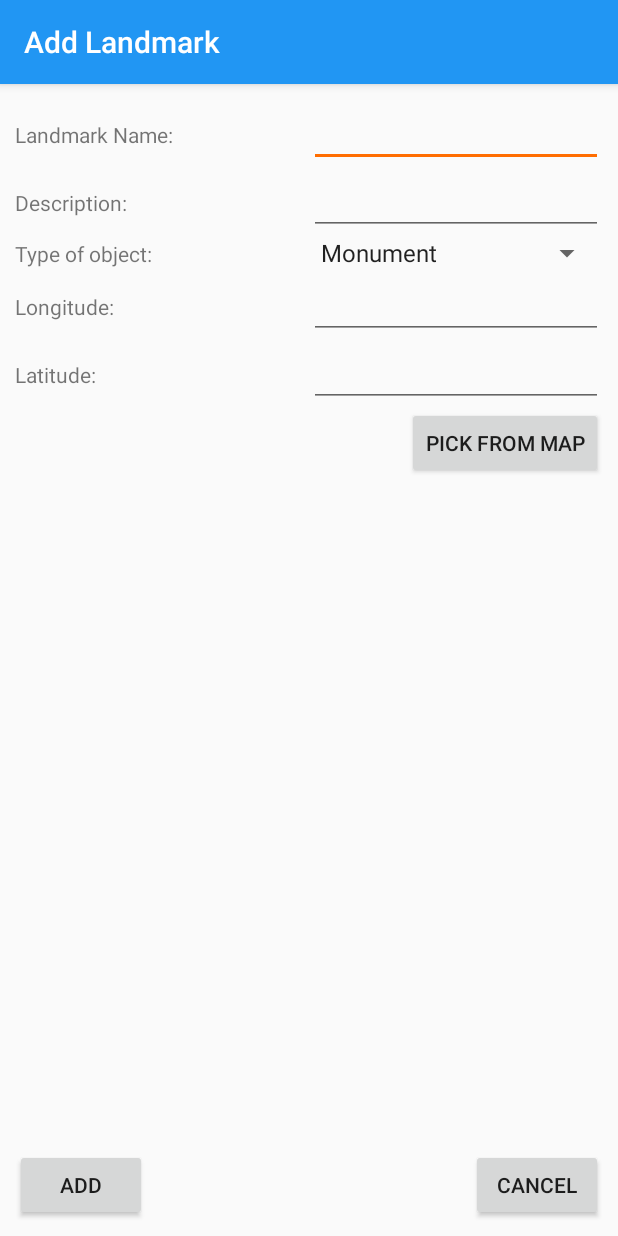
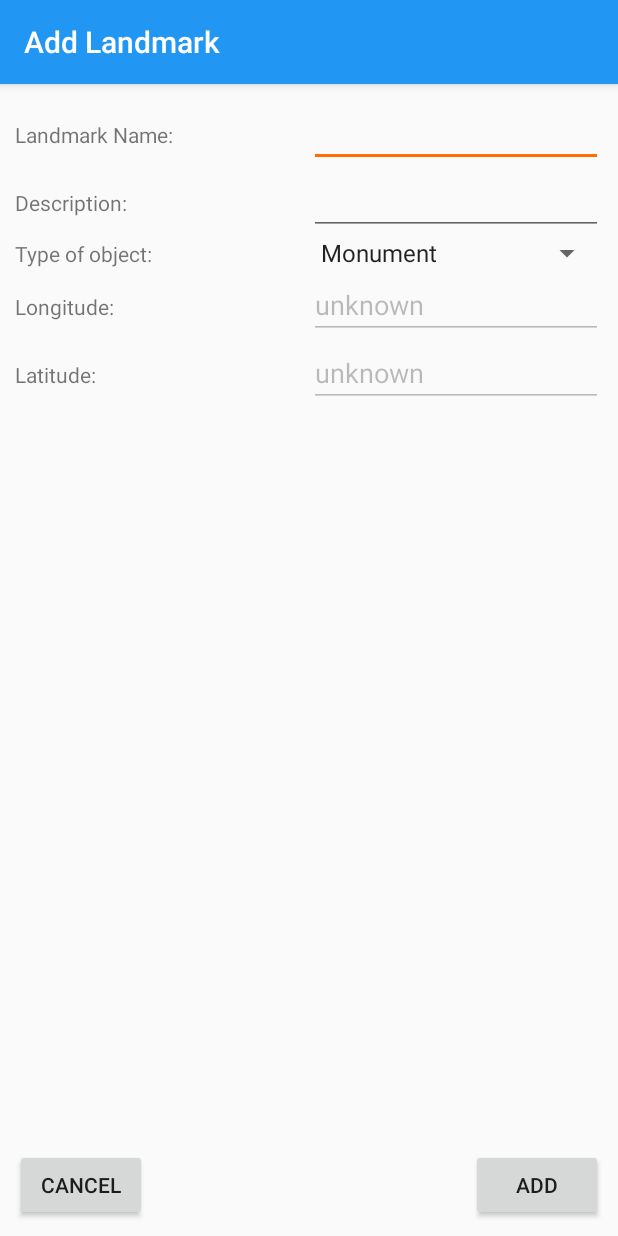
Before and after one commit to MOSISElFak/LandmarksGO, an Android app: the AddLandmark screen opened directly, with no data from a screen before it, on a phone screen of 412 x 824 dp. Run offline under Robolectric (Android 15) with nearby library versions, the phone set to English and light mode, and no system bars; our stand-ins replace Firebase (no records; nobody signed in at launch, a user with empty details on screens opened directly).

Commit message:
Changes to AddLandmark
-Validating inputs (can't submit a landmark without a name or a description).
-Current gps location is location of the new landmark.

```diff
--- a/LandmarksGO/app/src/main/java/com/example/mosis/landmarksgo/landmark/AddLandmark.java
+++ b/LandmarksGO/app/src/main/java/com/example/mosis/landmarksgo/landmark/AddLandmark.java
@@ -15,10 +15,13 @@ import com.google.firebase.auth.FirebaseAuth;
 import com.google.firebase.database.DatabaseReference;
 import com.google.firebase.database.FirebaseDatabase;
 
+import static com.example.mosis.landmarksgo.other.BackgroundService.currentLat;
+import static com.example.mosis.landmarksgo.other.BackgroundService.currentLon;
+
 public class AddLandmark extends AppCompatActivity implements AdapterView.OnItemSelectedListener {
 
     private Spinner object_type;
-    private Button btnPickFromMap, btnAdd, btnCancel;
+    private Button btnAdd, btnCancel;
     private EditText editName, editDesc, editLon, editLat;
 
     private FirebaseDatabase database;
@@ -45,7 +48,6 @@ public class AddLandmark extends AppCompatActivity implements AdapterView.OnItem
         object_type.setAdapter(adapter);
         object_type.setOnItemSelectedListener(this);
 
-        btnPickFromMap = (Button) findViewById(R.id.pick_from_map);
         btnAdd = (Button) findViewById(R.id.add_landmark);
         btnCancel = (Button) findViewById(R.id.cancel_landmark);
 
@@ -53,13 +55,6 @@ public class AddLandmark extends AppCompatActivity implements AdapterView.OnItem
         editDesc = (EditText) findViewById(R.id.landmark_desc);
         editLat = (EditText) findViewById(R.id.landmark_lat);
         editLon = (EditText) findViewById(R.id.landmark_lon);
-
-        btnPickFromMap.setOnClickListener(new View.OnClickListener(){
-            @Override
-            public void onClick(View v) {
-                //TODO da mu otvori mapu gde ce da izabere kordinate
-            }
-        });
 
         btnCancel.setOnClickListener(new View.OnClickListener(){
             @Override
@@ -71,19 +66,59 @@ public class AddLandmark extends AppCompatActivity implements AdapterView.OnItem
         btnAdd.setOnClickListener(new View.OnClickListener(){
             @Override
             public void onClick(View v) {
+                getGpsCoordinates();
+
                 String name = editName.getText().toString();
                 String desc = editDesc.getText().toString();
-                Double lon = Double.parseDouble(editLon.getText().toString());
-                Double lat = Double.parseDouble(editLat.getText().toString());
+                Double lon, lat;
+                try {
+                    lon = Double.parseDouble(editLon.getText().toString());
+                    lat = Double.parseDouble(editLat.getText().toString());
+                }catch (Throwable t){
+                    lon = null;
+                    lat = null;
+                }
 
-                Landmark landmark = new Landmark(name, desc, type, lon, lat,  FirebaseAuth.getInstance().getCurrentUser().getUid());
+                if(validateInput(name, desc, lon, lat)){
+                    Landmark landmark = new Landmark(name, desc, type, lon, lat,  FirebaseAuth.getInstance().getCurrentUser().getUid());
 
-                // dodaj landmark u bazu
-                root.push().setValue(landmark);
-                Toast.makeText(AddLandmark.this, "Landmark " + name + " has been added!", Toast.LENGTH_SHORT).show();
-                finish();
+                    // dodaj landmark u bazu
+                    root.push().setValue(landmark);
+                    Toast.makeText(AddLandmark.this, "Landmark " + name + " has been added!", Toast.LENGTH_SHORT).show();
+                    finish();
+                }else{
+                    Toast.makeText(AddLandmark.this,"Please check input fields",Toast.LENGTH_SHORT).show();
+                }
+
+
             }
         });
+    }
+
+    @Override
+    protected void onResume() {
+        super.onResume();
+
+        getGpsCoordinates();
+    }
+
+    private void getGpsCoordinates() {
+        if(currentLat!=null && currentLon!=null){
+            editLat.setText(String.valueOf(currentLat));
+            editLon.setText(String.valueOf(currentLon));
+        }else{
+            Toast.makeText(this,"Please turn on GPS",Toast.LENGTH_SHORT).show();
+            editLat.setText("unknown");
+            editLon.setText("unknown");
+        }
+    }
+
+    private boolean validateInput(String name, String desc, Double lon, Double lat) {
+        if(!name.equals("") && !desc.equals("") && lon!=null && lat!=null){
+            return true;
+        }else{
+            return false;
+        }
     }
 
     @Override
--- a/LandmarksGO/app/src/main/java/com/example/mosis/landmarksgo/other/BackgroundService.java
+++ b/LandmarksGO/app/src/main/java/com/example/mosis/landmarksgo/other/BackgroundService.java
@@ -39,6 +39,8 @@ public class BackgroundService extends Service implements LocationListener {
     private static boolean serviceRunning;
     private LocationManager locationManager;
     private String provider;
+    public static Double currentLat = null;
+    public static Double currentLon = null;
 
     private int settingsGpsRefreshTime;
     private String loggedUserUid;
@@ -100,8 +102,12 @@ public class BackgroundService extends Service implements LocationListener {
     public void onLocationChanged(Location location) {
         if(isInternetAvailable() && isNetworkConnected()){
             double myNewLat, myNewLon;
-            myNewLat=location.getLatitude();
-            myNewLon=location.getLongitude();
+            currentLat = location.getLatitude();
+            currentLon = location.getLongitude();
+
+            myNewLat = currentLat;
+            myNewLon = currentLon;
+
             Log.d(TAG,"New location: " + myNewLat + " " + myNewLon);
             DatabaseReference users = FirebaseDatabase.getInstance().getReference("users");
             users.child(loggedUserUid).child("lat").setValue(myNewLat);
--- a/LandmarksGO/app/src/main/res/layout/activity_add_landmark.xml
+++ b/LandmarksGO/app/src/main/res/layout/activity_add_landmark.xml
@@ -94,7 +94,7 @@
                 android:layout_width="0dip"
                 android:layout_height="wrap_content"
                 android:layout_weight="1"
-                android:inputType="numberDecimal"/>
+                android:enabled="false"/>
 
         </LinearLayout>
 
@@ -115,24 +115,17 @@
                 android:layout_width="0dip"
                 android:layout_height="wrap_content"
                 android:layout_weight="1"
-                android:inputType="numberDecimal"/>
+                android:enabled="false"/>
 
         </LinearLayout>
-
-        <Button
-            android:id="@+id/pick_from_map"
-            android:layout_width="wrap_content"
-            android:layout_height="wrap_content"
-            android:text="@string/pick_from_map"
-            android:layout_gravity="end"/>
 
     </LinearLayout>
 
     <Button
         android:id="@+id/add_landmark"
         android:layout_alignParentBottom="true"
-        android:layout_alignParentStart="true"
-        android:layout_alignParentLeft="true"
+        android:layout_alignParentEnd="true"
+        android:layout_alignParentRight="true"
         android:layout_margin="10dp"
         android:layout_width="wrap_content"
         android:layout_height="wrap_content"
@@ -141,8 +134,8 @@
     <Button
         android:id="@+id/cancel_landmark"
         android:layout_alignParentBottom="true"
-        android:layout_alignParentEnd="true"
-        android:layout_alignParentRight="true"
+        android:layout_alignParentStart="true"
+        android:layout_alignParentLeft="true"
         android:layout_margin="10dp"
         android:layout_width="wrap_content"
         android:layout_height="wrap_content"
```
